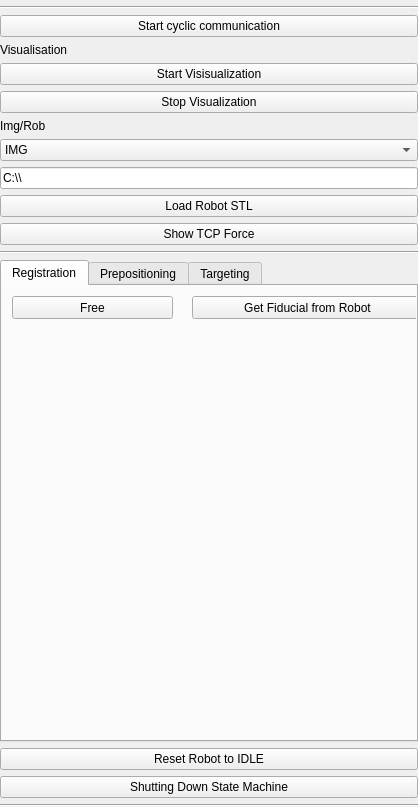
First picture: the form in LightWeightRobotIGT/Resources/UI/qSlicerLightWeightRobotIGTFooBarWidget.ui, repository SNRLab/LightWeightRobotIGT, before the edit.
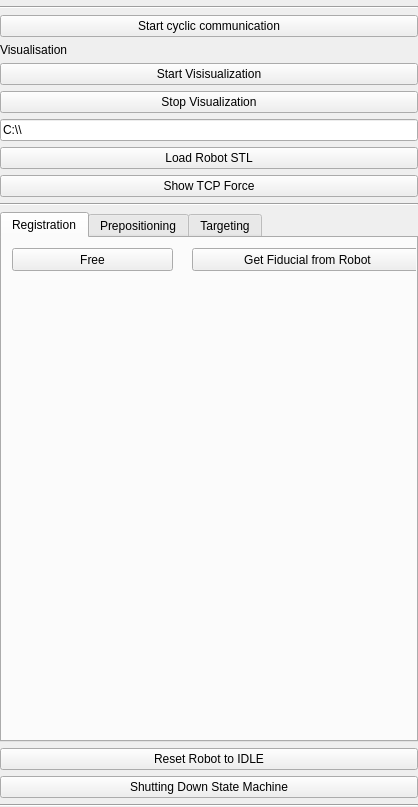
Second picture: the form after the edit. Custom widgets are drawn as their Qt base class.

```diff
--- a/LightWeightRobotIGT/Resources/UI/qSlicerLightWeightRobotIGTFooBarWidget.ui
+++ b/LightWeightRobotIGT/Resources/UI/qSlicerLightWeightRobotIGTFooBarWidget.ui
@@ -61,32 +61,6 @@
      </property>
     </widget>
    </item>
-   <item>
-    <widget class="QLabel" name="label_19">
-     <property name="text">
-      <string>Img/Rob</string>
-     </property>
-    </widget>
-   </item>
-   <item>
-    <widget class="QComboBox" name="comboBox_IMGBaseVisual">
-     <item>
-      <property name="text">
-       <string>IMG</string>
-      </property>
-     </item>
-     <item>
-      <property name="text">
-       <string>ROB</string>
-      </property>
-     </item>
-     <item>
-      <property name="text">
-       <string>Joint</string>
-      </property>
-     </item>
-    </widget>
-   </item>
    <item>
     <widget class="QLineEdit" name="LineEditRobotPath">
      <property name="enabled">
```
Left out of the diff: 20 changed lines with no effect on the pictures.
